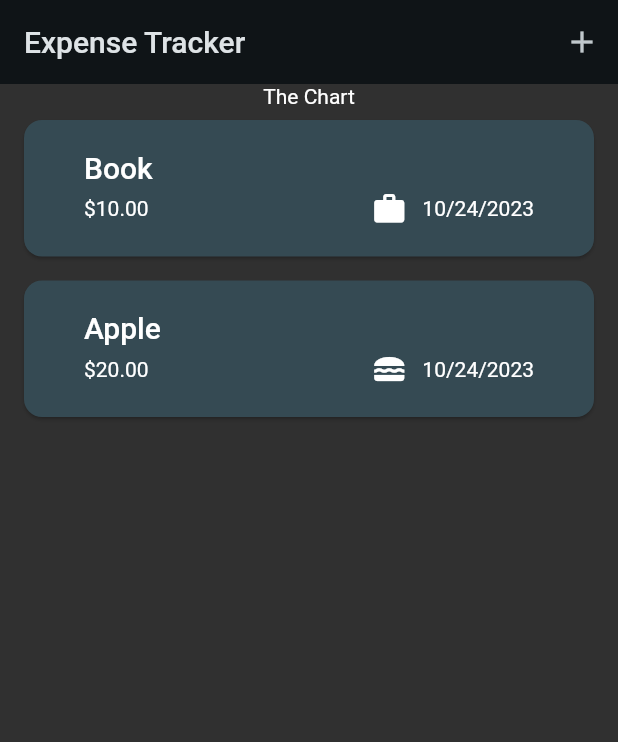
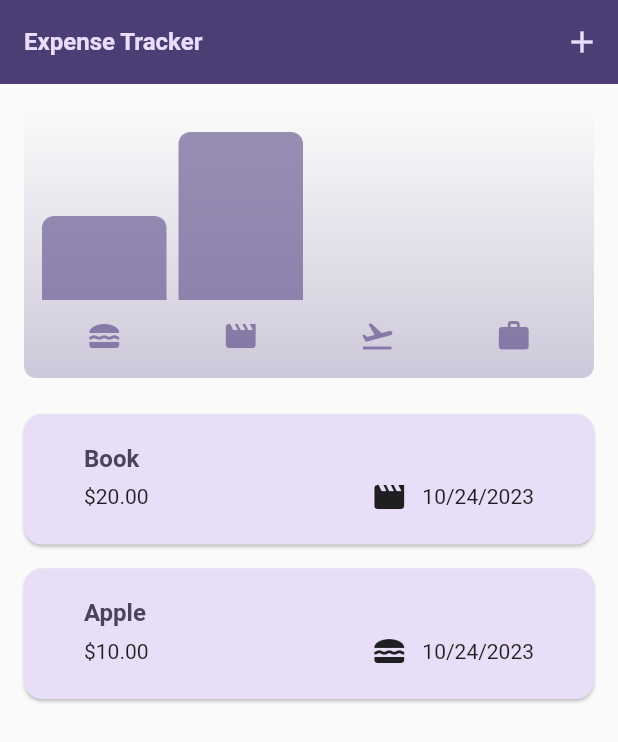
Before and after one commit to hzmehab/expense_tracker, a Flutter app: the screen it shows after launch, on a phone screen of 412 x 824 dp. Shown: the top 742 px of the screen. Run offline on Flutter 3.47's test engine with Material 2 defaults, Android fonts, the phone set to English and light mode, and no system bars.

Commit message:
adding chart widgets with filtering list

```diff
--- a/lib/main.dart
+++ b/lib/main.dart
@@ -56,7 +56,6 @@ void main() {
             ),
           ),
     ),
-    themeMode: ThemeMode.dark,
     home: const Expenses(),
   ));
 }
--- a/lib/models/expense.dart
+++ b/lib/models/expense.dart
@@ -37,6 +37,11 @@ class Expense {
 class ExpenseBucket {
   const ExpenseBucket({required this.category, required this.expenses});
 
+  ExpenseBucket.forCategory(List<Expense> allExpenses, this.category)
+      : expenses = allExpenses
+            .where((expense) => expense.category == category)
+            .toList();
+
   final Category category;
   final List<Expense> expenses;
 
--- /dev/null
+++ b/lib/widgets/chart/chart.dart
@@ -0,0 +1,95 @@
+import 'package:flutter/material.dart';
+
+import 'package:expense_tracker/widgets/chart/chart_bar.dart';
+import 'package:expense_tracker/models/expense.dart';
+
+class Chart extends StatelessWidget {
+  const Chart({super.key, required this.expenses});
+
+  final List<Expense> expenses;
+
+  List<ExpenseBucket> get buckets {
+    return [
+      ExpenseBucket.forCategory(expenses, Category.food),
+      ExpenseBucket.forCategory(expenses, Category.leisure),
+      ExpenseBucket.forCategory(expenses, Category.travel),
+      ExpenseBucket.forCategory(expenses, Category.work),
+    ];
+  }
+
+  double get maxTotalExpense {
+    double maxTotalExpense = 0;
+
+    for (final bucket in buckets) {
+      if (bucket.totalExpenses > maxTotalExpense) {
+        maxTotalExpense = bucket.totalExpenses;
+      }
+    }
+
+    return maxTotalExpense;
+  }
+
+  @override
+  Widget build(BuildContext context) {
+    final isDarkMode =
+        MediaQuery.of(context).platformBrightness == Brightness.dark;
+    return Container(
+      margin: const EdgeInsets.all(16),
+      padding: const EdgeInsets.symmetric(
+        vertical: 16,
+        horizontal: 8,
+      ),
+      width: double.infinity,
+      height: 180,
+      decoration: BoxDecoration(
+        borderRadius: BorderRadius.circular(8),
+        gradient: LinearGradient(
+          colors: [
+            Theme.of(context).colorScheme.primary.withOpacity(0.3),
+            Theme.of(context).colorScheme.primary.withOpacity(0.0)
+          ],
+          begin: Alignment.bottomCenter,
+          end: Alignment.topCenter,
+        ),
+      ),
+      child: Column(
+        children: [
+          Expanded(
+            child: Row(
+              crossAxisAlignment: CrossAxisAlignment.end,
+              children: [
+                for (final bucket in buckets) // alternative to map()
+                  ChartBar(
+                    fill: bucket.totalExpenses == 0
+                        ? 0
+                        : bucket.totalExpenses / maxTotalExpense,
+                  )
+              ],
+            ),
+          ),
+          const SizedBox(height: 12),
+          Row(
+            children: buckets
+                .map(
+                  (bucket) => Expanded(
+                    child: Padding(
+                      padding: const EdgeInsets.symmetric(horizontal: 4),
+                      child: Icon(
+                        categoryIcons[bucket.category],
+                        color: isDarkMode
+                            ? Theme.of(context).colorScheme.secondary
+                            : Theme.of(context)
+                                .colorScheme
+                                .primary
+                                .withOpacity(0.7),
+                      ),
+                    ),
+                  ),
+                )
+                .toList(),
+          )
+        ],
+      ),
+    );
+  }
+}
--- /dev/null
+++ b/lib/widgets/chart/chart_bar.dart
@@ -0,0 +1,34 @@
+import 'package:flutter/material.dart';
+
+class ChartBar extends StatelessWidget {
+  const ChartBar({
+    super.key,
+    required this.fill,
+  });
+
+  final double fill;
+
+  @override
+  Widget build(BuildContext context) {
+    final isDarkMode =
+        MediaQuery.of(context).platformBrightness == Brightness.dark;
+    return Expanded(
+      child: Padding(
+        padding: const EdgeInsets.symmetric(horizontal: 4),
+        child: FractionallySizedBox(
+          heightFactor: fill,
+          child: DecoratedBox(
+            decoration: BoxDecoration(
+              shape: BoxShape.rectangle,
+              borderRadius:
+                  const BorderRadius.vertical(top: Radius.circular(8)),
+              color: isDarkMode
+                  ? Theme.of(context).colorScheme.secondary
+                  : Theme.of(context).colorScheme.primary.withOpacity(0.65),
+            ),
+          ),
+        ),
+      ),
+    );
+  }
+}
--- a/lib/widgets/expenses.dart
+++ b/lib/widgets/expenses.dart
@@ -1,3 +1,4 @@
+import 'package:expense_tracker/widgets/chart/chart.dart';
 import 'package:expense_tracker/widgets/expenses_list/expenses_list.dart';
 import 'package:expense_tracker/models/expense.dart';
 import 'package:expense_tracker/widgets/new_expense.dart';
@@ -16,13 +17,13 @@ class _Expenses extends State<Expenses> {
   final List<Expense> _registeredExpenses = [
     Expense(
       title: 'Book',
-      amount: 10,
+      amount: 20,
       date: DateTime.now(),
-      category: Category.work,
+      category: Category.leisure,
     ),
     Expense(
       title: 'Apple',
-      amount: 20,
+      amount: 10,
       date: DateTime.now(),
       category: Category.food,
     )
@@ -86,7 +87,7 @@ class _Expenses extends State<Expenses> {
       ),
       body: Column(
         children: [
-          const Text('The Chart'),
+          Chart(expenses: _registeredExpenses),
           Expanded(
             child: mainContent,
           ),
```
